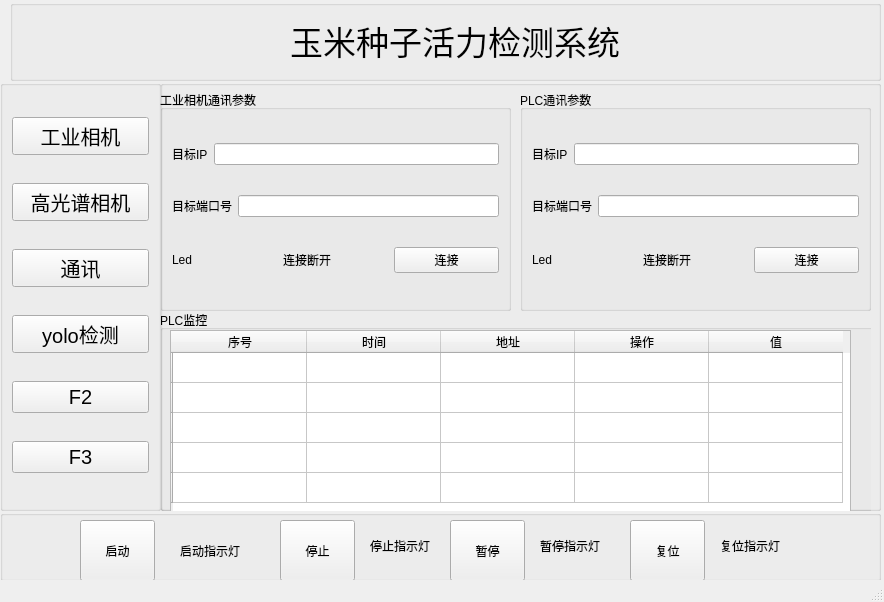
Old version of the form ui/main.ui in the repository Komo017/CornSeeds.
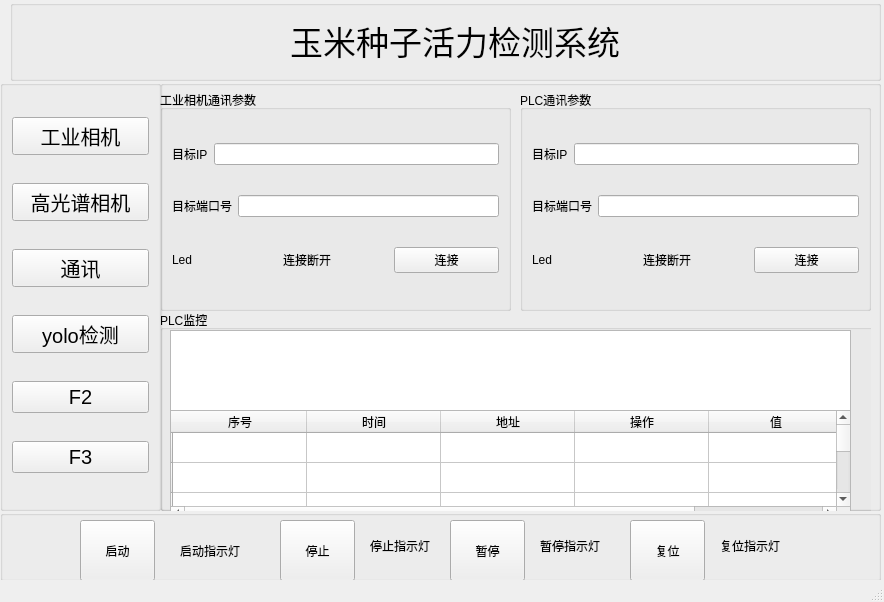
New version of the form. The open tabs and pages were chosen to show the change. Icons and pictures are not drawn.

```diff
--- a/ui/main.ui
+++ b/ui/main.ui
@@ -342,9 +342,9 @@
         <property name="geometry">
          <rect>
           <x>10</x>
-          <y>20</y>
+          <y>100</y>
           <width>681</width>
-          <height>191</height>
+          <height>111</height>
          </rect>
         </property>
         <attribute name="horizontalHeaderVisible">
@@ -410,6 +410,16 @@
          </property>
         </column>
        </widget>
+       <widget class="QPlainTextEdit" name="PLCLog">
+        <property name="geometry">
+         <rect>
+          <x>10</x>
+          <y>20</y>
+          <width>681</width>
+          <height>81</height>
+         </rect>
+        </property>
+       </widget>
       </widget>
      </widget>
      <widget class="QWidget" name="yoloPage">
```
Left out of the diff: 4 changed lines with no effect on the pictures.
